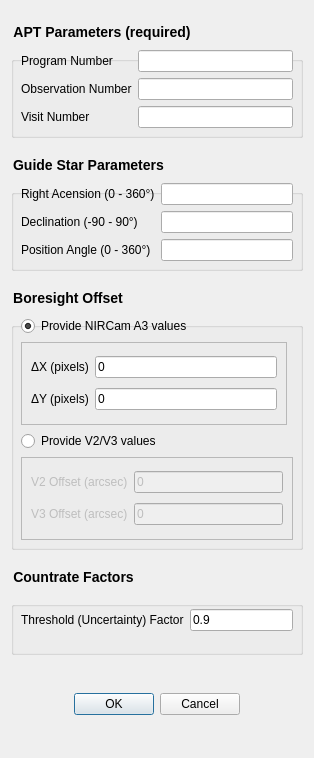
Qt form fgs-commissioning/jwst_magic/segment_guiding/segmentOverrideFileDialog.ui (spacetelescope/jwst_magic) before a commit.
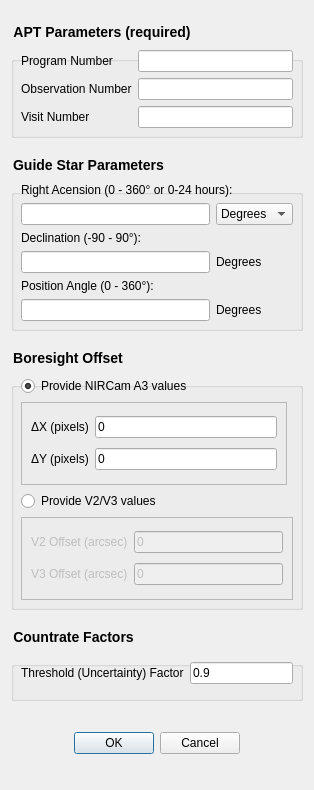
The same form after that commit.

Commit message: JWSTFGS-102; Add units dropdown box to RA in SOF dialog; use SkyCoord to parse RA/Dec input in different formats and units

Patch:
```diff
--- a/fgs-commissioning/jwst_magic/segment_guiding/segmentOverrideFileDialog.ui
+++ b/fgs-commissioning/jwst_magic/segment_guiding/segmentOverrideFileDialog.ui
@@ -7,7 +7,7 @@
     <x>0</x>
     <y>0</y>
     <width>314</width>
-    <height>758</height>
+    <height>790</height>
    </rect>
   </property>
   <property name="windowTitle">
@@ -118,30 +118,75 @@
       <string>Guide Star Parameters</string>
      </property>
      <layout class="QGridLayout" name="gridLayout_2">
-      <item row="0" column="0">
+      <item row="1" column="1">
+       <widget class="QComboBox" name="comboBox_RAUnit">
+        <item>
+         <property name="text">
+          <string>Degrees</string>
+         </property>
+        </item>
+        <item>
+         <property name="text">
+          <string>Hours</string>
+         </property>
+        </item>
+       </widget>
+      </item>
+      <item row="1" column="0">
+       <widget class="QLineEdit" name="lineEdit_RA">
+        <property name="toolTip">
+         <string>Right acension of the guide star in degrees</string>
+        </property>
+       </widget>
+      </item>
+      <item row="3" column="0">
+       <widget class="QLineEdit" name="lineEdit_Dec">
+        <property name="toolTip">
+         <string>Declination of the guide star in degrees</string>
+        </property>
+        <property name="statusTip">
+         <string/>
+        </property>
+        <property name="text">
+         <string/>
+        </property>
+       </widget>
+      </item>
+      <item row="5" column="0">
+       <widget class="QLineEdit" name="lineEdit_PA">
+        <property name="toolTip">
+         <string>Position or roll angle of the telescope in degrees</string>
+        </property>
+        <property name="accessibleName">
+         <string/>
+        </property>
+       </widget>
+      </item>
+      <item row="5" column="1">
+       <widget class="QLabel" name="label_12">
+        <property name="text">
+         <string>Degrees</string>
+        </property>
+       </widget>
+      </item>
+      <item row="3" column="1">
+       <widget class="QLabel" name="label_13">
+        <property name="text">
+         <string>Degrees</string>
+        </property>
+       </widget>
+      </item>
+      <item row="0" column="0" colspan="2">
        <widget class="QLabel" name="label_4">
         <property name="toolTip">
          <string>Right acension of the guide star in degrees</string>
         </property>
         <property name="text">
-         <string>Right Acension (0 - 360°)</string>
+         <string>Right Acension (0 - 360° or 0-24 hours):</string>
         </property>
        </widget>
       </item>
-      <item row="2" column="0">
-       <widget class="QLabel" name="label_6">
-        <property name="toolTip">
-         <string>Position or roll angle of the telescope in degrees</string>
-        </property>
-        <property name="accessibleName">
-         <string/>
-        </property>
-        <property name="text">
-         <string>Position Angle (0 - 360°)</string>
-        </property>
-       </widget>
-      </item>
-      <item row="1" column="0">
+      <item row="2" column="0" colspan="2">
        <widget class="QLabel" name="label_5">
         <property name="toolTip">
          <string>Declination of the guide star in degrees</string>
@@ -150,37 +195,20 @@
          <string/>
         </property>
         <property name="text">
-         <string>Declination (-90 - 90°) </string>
+         <string>Declination (-90 - 90°):</string>
         </property>
        </widget>
       </item>
-      <item row="2" column="1">
-       <widget class="QLineEdit" name="lineEdit_PA">
+      <item row="4" column="0" colspan="2">
+       <widget class="QLabel" name="label_6">
         <property name="toolTip">
          <string>Position or roll angle of the telescope in degrees</string>
         </property>
         <property name="accessibleName">
          <string/>
         </property>
-       </widget>
-      </item>
-      <item row="1" column="1">
-       <widget class="QLineEdit" name="lineEdit_Dec">
-        <property name="toolTip">
-         <string>Declination of the guide star in degrees</string>
-        </property>
-        <property name="statusTip">
-         <string/>
-        </property>
         <property name="text">
-         <string/>
-        </property>
-       </widget>
-      </item>
-      <item row="0" column="1">
-       <widget class="QLineEdit" name="lineEdit_RA">
-        <property name="toolTip">
-         <string>Right acension of the guide star in degrees</string>
+         <string>Position Angle (0 - 360°):</string>
         </property>
        </widget>
       </item>
```
Left out of the diff: 17 changed lines with no effect on the pictures. The commit also changes 1 other file.
